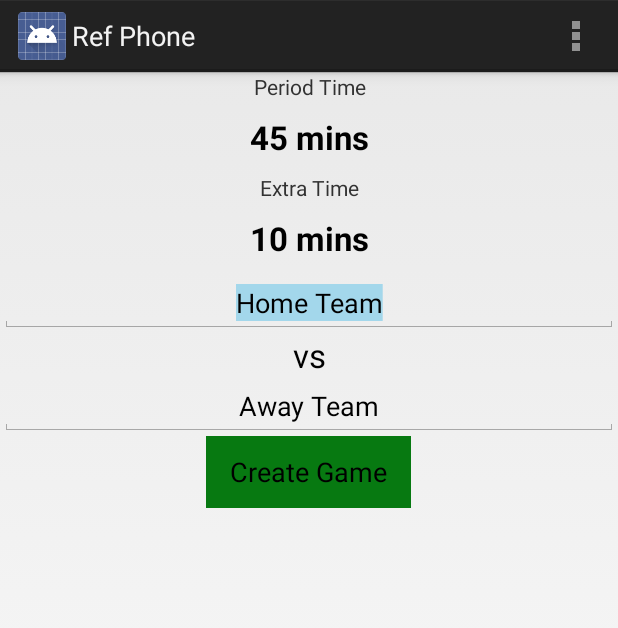
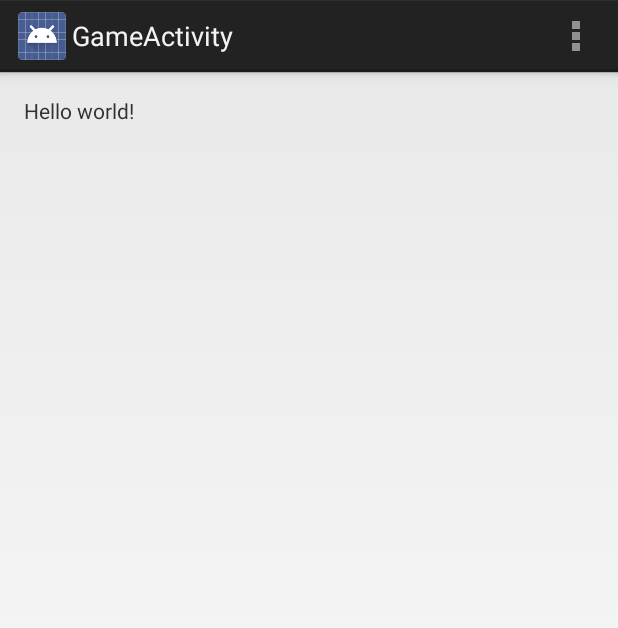
Before and after one commit to Arbixal/RefDroid, an Android app: the screen it shows after launch (MainActivity before the commit, GameActivity after it), after a tap on "Create Game", on a phone screen of 412 x 824 dp. Shown: the top 628 px of the screen. Run offline under Robolectric (Android 15) with nearby library versions, the phone set to English and light mode, and no system bars.

Commit message:
Updated GitHub with changes to app

```diff
--- a/RefDroid/src/main/AndroidManifest.xml
+++ b/RefDroid/src/main/AndroidManifest.xml
@@ -5,8 +5,8 @@
     android:versionName="1.0" >
 
     <uses-sdk
-        android:minSdkVersion="11"
-        android:targetSdkVersion="16" />
+        android:minSdkVersion="7"
+        android:targetSdkVersion="18" />
 
     <application
         android:allowBackup="true"
@@ -23,13 +23,6 @@
             </intent-filter>
         </activity>
 
-        <provider
-            android:name="com.arbixal.refphone.CRefPhoneProvider"
-            android:authorities="com.arbixal.provider.RefPhone"
-            android:exported="false" >
-            <grant-uri-permission android:pathPattern=".*" />
-        </provider>
-
         <activity
             android:name="com.arbixal.refphone.GameActivity"
             android:label="@string/title_activity_game" >
--- a/RefDroid/src/main/java/com/arbixal/refphone/GameActivity.java
+++ b/RefDroid/src/main/java/com/arbixal/refphone/GameActivity.java
@@ -4,10 +4,18 @@ import android.os.Bundle;
 import android.app.Activity;
 import android.view.Menu;
 
+import com.getpebble.android.kit.PebbleKit;
+import com.getpebble.android.kit.util.PebbleDictionary;
+
 import java.util.UUID;
 
 public class GameActivity extends Activity
 {
+  public static final String EXTRA_GAMETIME = "com.arbixal.refphone.GAMETIME";
+  public static final String EXTRA_EXTRATIME = "com.arbixal.refphone.EXTRATIME";
+  public static final String EXTRA_HOMETEAM = "com.arbixal.refphone.HOMETEAM";
+  public static final String EXTRA_AWAYTEAM = "com.arbixal.refphone.AWAYTEAM";
+
   private static final UUID APP_UUID = UUID.fromString("a98c1793-c7f7-4d7a-aff0-0a8b33cc97dd");
 
   private static final int COMM_HOME_TEAM = 0;
@@ -20,11 +28,30 @@ public class GameActivity extends Activity
   private static final int COMM_STOP_INJURY_TIME = 7;
   private static final int COMM_EVENT = 8;
 
+  private int mGameTime = 45;
+  private int mExtraTime = 10;
+  private String mHomeTeam = "Home Team";
+  private String mAwayTeam = "Away Team";
+
     @Override
     protected void onCreate(Bundle savedInstanceState)
     {
-        super.onCreate(savedInstanceState);
-        setContentView(R.layout.activity_game);
+      super.onCreate(savedInstanceState);
+      setContentView(R.layout.activity_game);
+
+      this.mGameTime = this.getIntent().getIntExtra(GameActivity.EXTRA_GAMETIME, 45);
+      this.mExtraTime = this.getIntent().getIntExtra(GameActivity.EXTRA_EXTRATIME, 10);
+      this.mHomeTeam = this.getIntent().getStringExtra(GameActivity.EXTRA_HOMETEAM);
+      this.mAwayTeam = this.getIntent().getStringExtra(GameActivity.EXTRA_AWAYTEAM);
+
+      PebbleDictionary dictionary = new PebbleDictionary();
+      dictionary.addUint8(COMM_GAME_TIME, (byte)this.mGameTime);
+      dictionary.addUint8(COMM_EXTRA_TIME, (byte)this.mExtraTime);
+
+      dictionary.addString(COMM_HOME_TEAM, this.mHomeTeam);
+      dictionary.addString(COMM_AWAY_TEAM, this.mAwayTeam);
+
+      PebbleKit.sendDataToPebble(this.getApplicationContext(), this.APP_UUID, dictionary);
     }
 
 
--- a/RefDroid/src/main/java/com/arbixal/refphone/MainActivity.java
+++ b/RefDroid/src/main/java/com/arbixal/refphone/MainActivity.java
@@ -5,6 +5,7 @@ import android.app.ActionBar;
 import android.app.DialogFragment;
 import android.app.LoaderManager;
 import android.content.CursorLoader;
+import android.content.Intent;
 import android.content.Loader;
 import android.database.Cursor;
 import android.os.Build;
@@ -85,17 +86,15 @@ public class MainActivity extends Activity implements GameTimeDialogFragment.Gam
         @Override
         public void onClick(View view)
         {
-          PebbleDictionary dictionary = new PebbleDictionary();
-          dictionary.addUint8(COMM_GAME_TIME, (byte)MainActivity.this.mGameTime);
-          dictionary.addUint8(COMM_EXTRA_TIME, (byte) MainActivity.this.mExtraTime);
-
           if (txtHomeTeam.getText() != null) MainActivity.this.mHomeTeam = txtHomeTeam.getText().toString();
           if (txtAwayTeam.getText() != null) MainActivity.this.mAwayTeam = txtAwayTeam.getText().toString();
 
-          dictionary.addString(COMM_HOME_TEAM, MainActivity.this.mHomeTeam);
-          dictionary.addString(COMM_AWAY_TEAM, MainActivity.this.mAwayTeam);
-
-          PebbleKit.sendDataToPebble(MainActivity.this.getApplicationContext(), MainActivity.this.APP_UUID, dictionary);
+          Intent intent = new Intent(MainActivity.this, GameActivity.class);
+          intent.putExtra(GameActivity.EXTRA_GAMETIME, MainActivity.this.mGameTime);
+          intent.putExtra(GameActivity.EXTRA_EXTRATIME, MainActivity.this.mExtraTime);
+          intent.putExtra(GameActivity.EXTRA_HOMETEAM, MainActivity.this.mHomeTeam);
+          intent.putExtra(GameActivity.EXTRA_AWAYTEAM, MainActivity.this.mAwayTeam);
+          startActivity(intent);
         }
       });
     }
```
